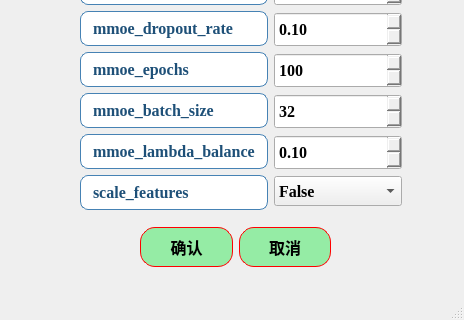
Above: ui/algorithms9_MMOE_para.ui from azhongege24/predict_first before the change; both pictures show x 0 to 464 and y 254 to 574 of the 464 by 574 pixel window. Below: the same form after it.
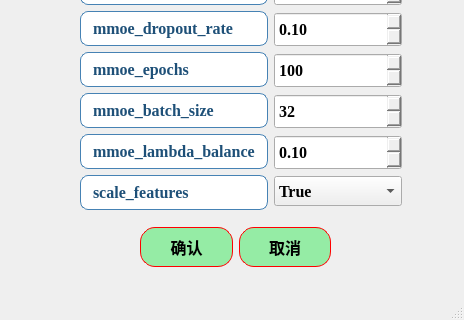
That is the form after the change.

Diff of the .ui file:
```diff
--- a/ui/algorithms9_MMOE_para.ui
+++ b/ui/algorithms9_MMOE_para.ui
@@ -722,7 +722,7 @@
          </property>
          <item>
           <property name="text">
-           <string>False</string>
+           <string>True</string>
           </property>
          </item>
          <item>
```
Left out of the diff: 2 changed lines with no effect on the pictures.
